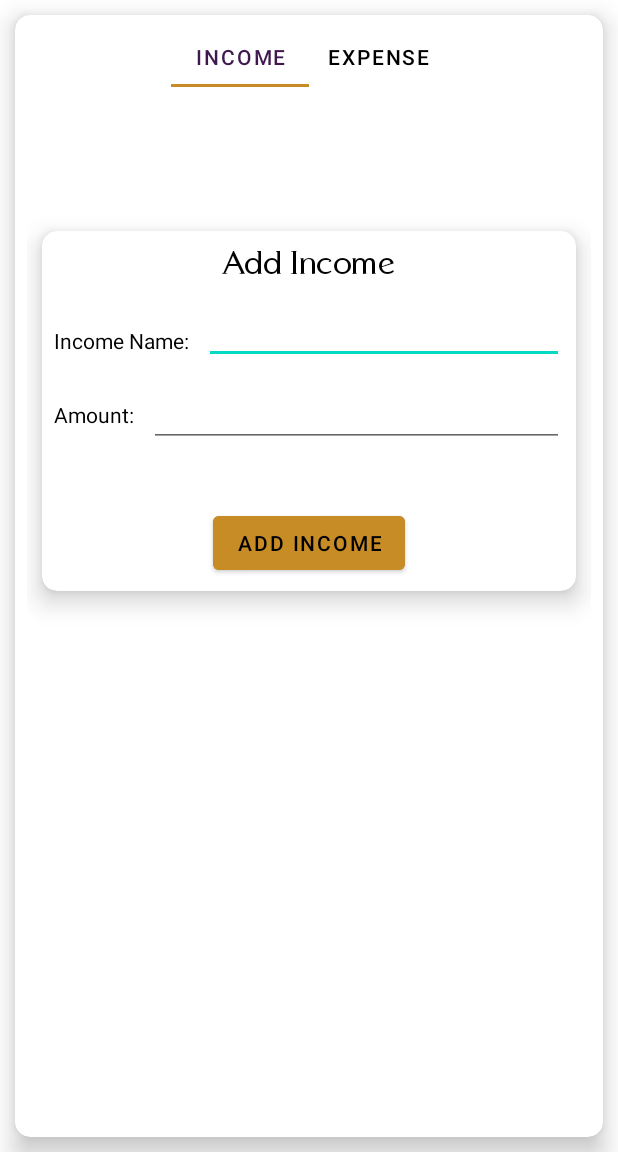
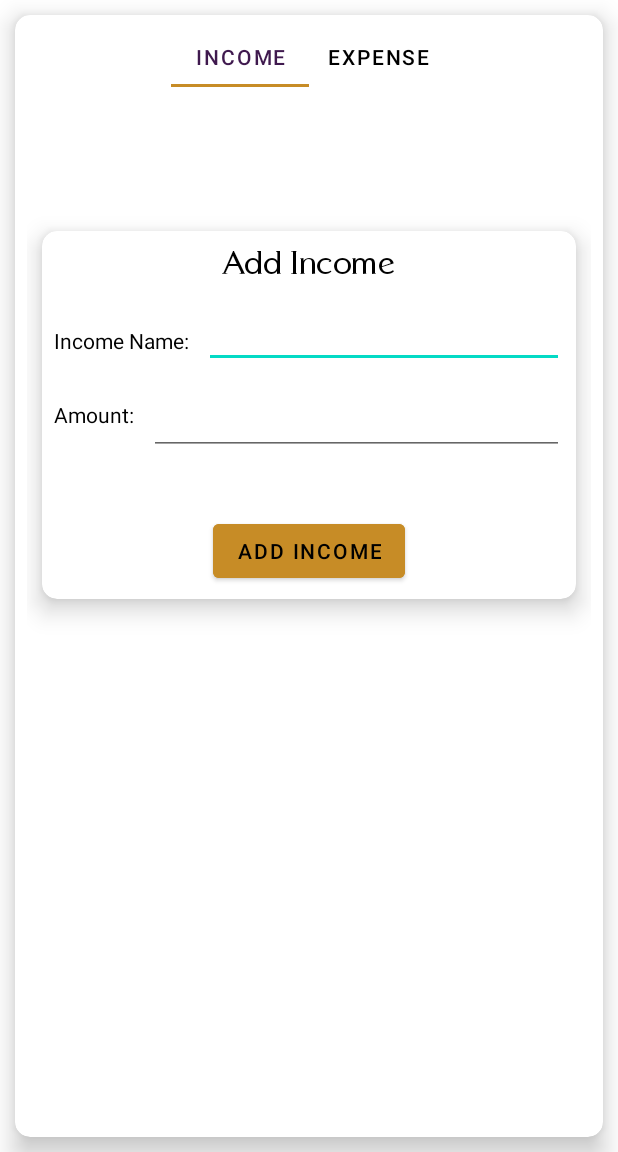
Before and after one commit to essyy/MyMoneyApp-1, an Android app: the AddIncomeFragment screen opened directly, with no data from a screen before it, on a phone screen of 412 x 824 dp, the part 84-1236 px from its top. Run offline under Robolectric (Android 15) with nearby library versions, the phone set to English and light mode, and no system bars; our stand-ins replace Firebase (no records; nobody signed in at launch, a user with empty details on screens opened directly).

Commit message:
Changes to the user interface

```diff
--- a/app/src/main/java/com/emmanuelmuturia/mymoneyapp/DashboardActivity.java
+++ b/app/src/main/java/com/emmanuelmuturia/mymoneyapp/DashboardActivity.java
@@ -180,7 +180,7 @@ public class DashboardActivity extends AppCompatActivity {
 
         //noinspection SimplifiableIfStatement
         if (id == R.id.action_help) {
-            Intent intent = new Intent(Intent.ACTION_DIAL, Uri.parse("tel:12345678"));
+            Intent intent = new Intent(Intent.ACTION_DIAL, Uri.parse("tel:0792507221"));
             startActivity(intent);
         } else if (id == R.id.log_out) {
             mAuth.signOut();
--- a/app/src/main/res/layout/fragment_add_income.xml
+++ b/app/src/main/res/layout/fragment_add_income.xml
@@ -56,34 +56,39 @@
                 android:layout_width="match_parent"
                 android:layout_height="wrap_content"
                 android:layout_below="@id/add_income"
-                android:layout_toRightOf="@id/income_ttl"
                 android:layout_marginLeft="10dp"
                 android:layout_marginTop="10dp"
+                android:layout_toRightOf="@id/income_ttl"
+                android:inputType="textCapSentences"
+                android:minHeight="48dp"
                 android:textColor="@color/black"
                 android:textColorHighlight="@color/app_theme"
-                android:inputType="textCapSentences"/>
+                tools:ignore="SpeakableTextPresentCheck" />
 
             <TextView
                 android:id="@+id/incomeAmountTtl"
                 android:layout_width="wrap_content"
                 android:layout_height="wrap_content"
+                android:layout_below="@id/income_ttl"
+                android:layout_marginTop="30dp"
+                android:inputType="numberDecimal"
+                android:minHeight="48dp"
                 android:text="Amount:"
-                android:layout_below="@id/income_ttl"
-                android:textColor="@color/black"
-                android:layout_marginTop="30dp"
-                android:inputType="numberDecimal"/>
+                android:textColor="@color/black" />
 
             <EditText
                 android:id="@+id/incomeAmount"
                 android:layout_width="match_parent"
                 android:layout_height="wrap_content"
                 android:layout_below="@id/income_name"
+                android:layout_marginLeft="10dp"
                 android:layout_marginTop="10dp"
-                android:layout_marginLeft="10dp"
+                android:layout_toRightOf="@id/incomeAmountTtl"
+                android:inputType="numberDecimal"
+                android:minHeight="48dp"
                 android:textColor="@color/black"
                 android:textColorHighlight="@color/app_theme"
-                android:inputType="numberDecimal"
-                android:layout_toRightOf="@id/incomeAmountTtl" />
+                tools:ignore="SpeakableTextPresentCheck" />
 
             <Button
                 android:id="@+id/btn_add_income"
```
